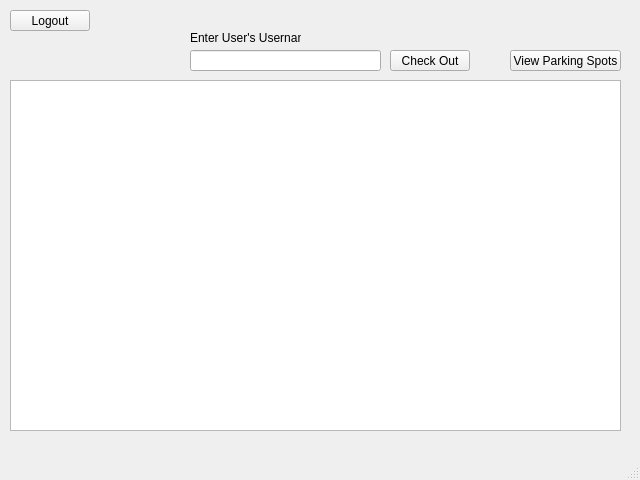
The window that adminwindow.ui (blendjam/Bookspot) describes before a commit, drawn with Qt 5.
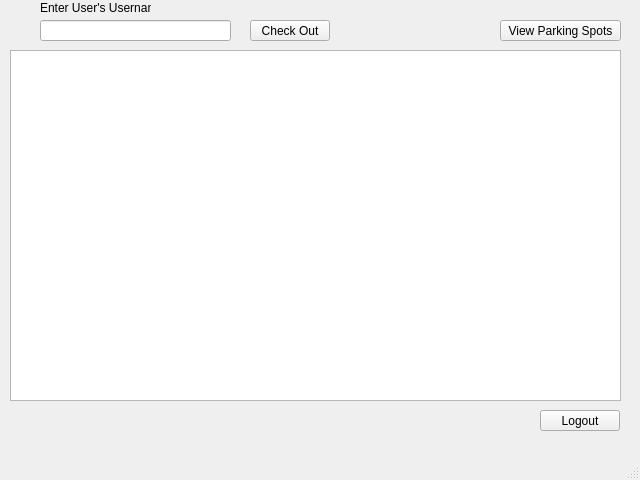
The same window after the commit.

```diff
--- a/adminwindow.ui
+++ b/adminwindow.ui
@@ -30,8 +30,8 @@
    <widget class="QPushButton" name="pushButton_2">
     <property name="geometry">
      <rect>
-      <x>390</x>
-      <y>50</y>
+      <x>250</x>
+      <y>20</y>
       <width>80</width>
       <height>21</height>
      </rect>
@@ -43,8 +43,8 @@
    <widget class="QLineEdit" name="lineEdit">
     <property name="geometry">
      <rect>
-      <x>190</x>
-      <y>50</y>
+      <x>40</x>
+      <y>20</y>
       <width>191</width>
       <height>21</height>
      </rect>
@@ -53,8 +53,8 @@
    <widget class="QLabel" name="label">
     <property name="geometry">
      <rect>
-      <x>190</x>
-      <y>30</y>
+      <x>40</x>
+      <y>0</y>
       <width>111</width>
       <height>16</height>
      </rect>
@@ -67,7 +67,7 @@
     <property name="geometry">
      <rect>
       <x>10</x>
-      <y>80</y>
+      <y>50</y>
       <width>611</width>
       <height>351</height>
      </rect>
@@ -88,9 +88,9 @@
    <widget class="QPushButton" name="pushButton_view">
     <property name="geometry">
      <rect>
-      <x>510</x>
-      <y>50</y>
-      <width>111</width>
+      <x>500</x>
+      <y>20</y>
+      <width>121</width>
       <height>21</height>
      </rect>
     </property>
@@ -101,8 +101,8 @@
    <widget class="QPushButton" name="pushButton_back">
     <property name="geometry">
      <rect>
-      <x>10</x>
-      <y>10</y>
+      <x>540</x>
+      <y>410</y>
       <width>80</width>
       <height>21</height>
      </rect>
```
Left out of the diff: 2 changed lines with no effect on the pictures.
